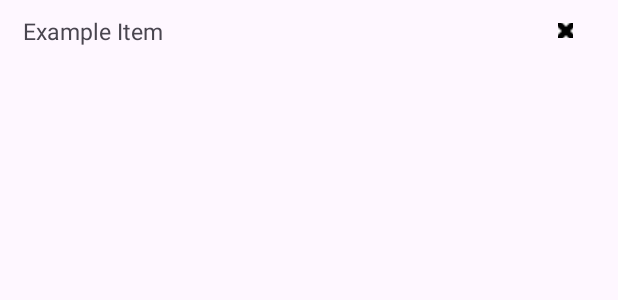
After one commit to songhm7/RoadBuddyAndroid, an Android app: the layout list_item.xml on its own in the app's theme, with its tools: preview values and no code run, on a phone screen of 412 x 824 dp. The commit adds this screen. Shown: the top 300 px of the screen. Run offline under Robolectric (Android 15) with nearby library versions, the phone set to English and light mode, and no system bars.

Commit message:
최근검색기록 삭제버튼 추가

```diff
--- /dev/null
+++ b/app/src/main/res/layout/list_item.xml
@@ -0,0 +1,29 @@
+<androidx.constraintlayout.widget.ConstraintLayout xmlns:android="http://schemas.android.com/apk/res/android"
+    android:layout_width="match_parent"
+    android:layout_height="wrap_content"
+    xmlns:app="http://schemas.android.com/apk/res-auto"
+    android:orientation="horizontal">
+
+    <TextView
+        android:paddingTop="10dp"
+        android:paddingStart="15dp"
+        android:id="@+id/textViewItem"
+        app:layout_constraintStart_toStartOf="parent"
+        app:layout_constraintEnd_toStartOf="@id/buttonRemove"
+        app:layout_constraintTop_toTopOf="parent"
+        android:layout_width="0dp"
+        android:layout_height="40dp"
+        android:textSize="15sp"
+        android:text="Example Item" />
+
+    <ImageButton
+        app:layout_constraintTop_toTopOf="parent"
+        app:layout_constraintEnd_toEndOf="parent"
+        android:layout_marginTop="15dp"
+        android:layout_marginEnd="30dp"
+        android:src="@drawable/close"
+        android:id="@+id/buttonRemove"
+        android:background="#FFFFFF"
+        android:layout_width="10dp"
+        android:layout_height="10dp" />
+</androidx.constraintlayout.widget.ConstraintLayout>
```
Also changed, not shown: app/src/main/java/com/hansung/roadbuddyandroid/CustumAdapter.kt (added, +39 -0 lines), app/src/main/java/com/hansung/roadbuddyandroid/SearchActivity.kt (+9 -6 lines), app/src/main/res/drawable/close.png (added).
